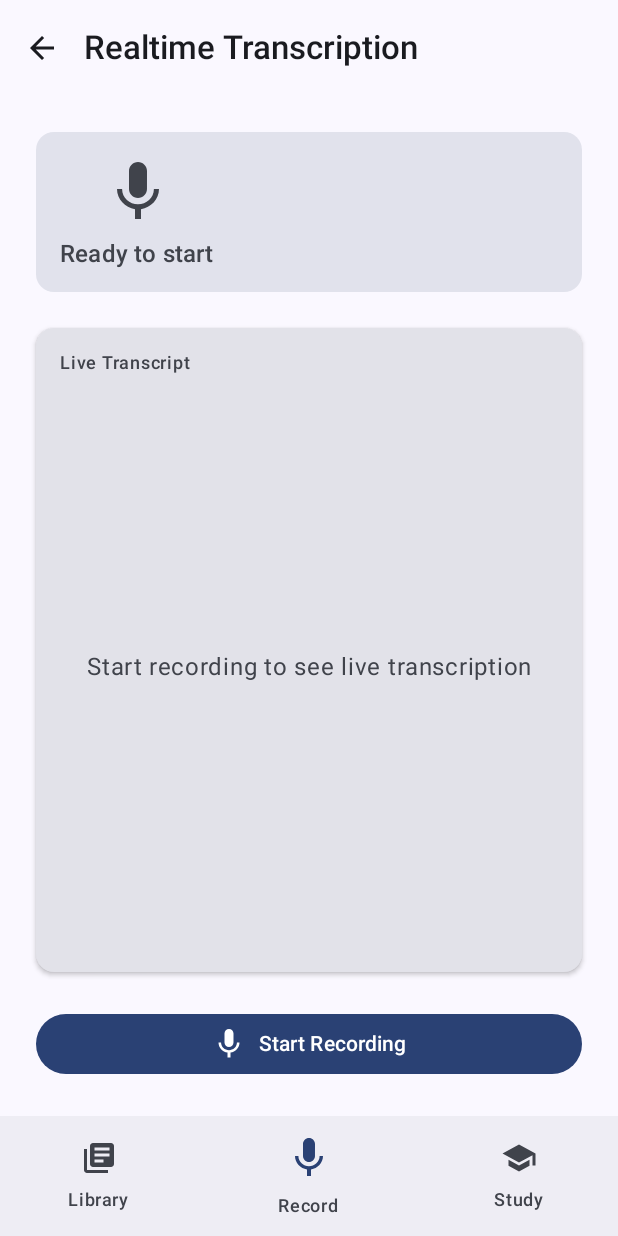
After one commit to BuiKent/SmartRecord, an Android app built with Jetpack Compose: the RealtimeTranscriptScreen screen opened through its navigation route, on a phone screen of 412 x 824 dp. The commit adds this screen. Run offline under Robolectric (Android 15) with nearby library versions, the phone set to English and light mode, and no system bars; our stand-ins replace Dagger/Hilt's generated code.

Commit message:
Fix build errors and warnings: Add RealtimeTranscriptScreen import, update RealtimeTranscriptUseCase API, fix migration parameter names, update deprecated Room method

```diff
--- /dev/null
+++ b/app/src/main/java/com/yourname/smartrecorder/domain/usecase/PauseRecordingUseCase.kt
@@ -0,0 +1,26 @@
+package com.yourname.smartrecorder.domain.usecase
+
+import com.yourname.smartrecorder.core.audio.AudioRecorder
+import com.yourname.smartrecorder.core.logging.AppLogger
+import com.yourname.smartrecorder.core.logging.AppLogger.TAG_USECASE
+import kotlinx.coroutines.Dispatchers
+import kotlinx.coroutines.withContext
+import javax.inject.Inject
+
+class PauseRecordingUseCase @Inject constructor(
+    private val audioRecorder: AudioRecorder
+) {
+    suspend operator fun invoke() = withContext(Dispatchers.IO) {
+        AppLogger.logUseCase(TAG_USECASE, "PauseRecordingUseCase", "Pausing", null)
+        audioRecorder.pause()
+    }
+}
+
+class ResumeRecordingUseCase @Inject constructor(
+    private val audioRecorder: AudioRecorder
+) {
+    suspend operator fun invoke() = withContext(Dispatchers.IO) {
+        AppLogger.logUseCase(TAG_USECASE, "ResumeRecordingUseCase", "Resuming", null)
+        audioRecorder.resume()
+    }
+}
--- a/app/src/main/java/com/yourname/smartrecorder/ui/SmartRecorderApp.kt
+++ b/app/src/main/java/com/yourname/smartrecorder/ui/SmartRecorderApp.kt
@@ -8,6 +8,7 @@ import androidx.activity.result.contract.ActivityResultContracts
 import androidx.compose.foundation.layout.padding
 import androidx.compose.material3.Scaffold
 import androidx.compose.runtime.Composable
+import android.widget.Toast
 import androidx.compose.runtime.LaunchedEffect
 import androidx.compose.runtime.collectAsState
 import androidx.compose.runtime.getValue
@@ -30,6 +31,7 @@ import com.yourname.smartrecorder.ui.navigation.AppRoutes
 import com.yourname.smartrecorder.ui.record.RecordViewModel
 import com.yourname.smartrecorder.ui.screens.LibraryScreen
 import com.yourname.smartrecorder.ui.screens.RecordScreen
+import com.yourname.smartrecorder.ui.screens.RealtimeTranscriptScreen
 import com.yourname.smartrecorder.ui.screens.StudyScreen
 import com.yourname.smartrecorder.ui.screens.TranscriptScreen
 import com.yourname.smartrecorder.ui.widgets.AppBottomBar
@@ -157,13 +159,20 @@ fun SmartRecorderApp() {
                         }
                     },
                     onRealtimeSttClick = {
-                        // TODO: Implement realtime STT screen
-                        // For now, show a message that this feature is coming soon
+                        navController.navigate(AppRoutes.REALTIME_TRANSCRIPT)
                     },
                     onBookmarkClick = {
                         viewModel.onBookmarkClick()
                     }
                 )
+
+                // Show toast when bookmark is added
+                LaunchedEffect(viewModel.bookmarkAdded.collectAsState().value) {
+                    if (viewModel.bookmarkAdded.value) {
+                        Toast.makeText(context, "Bookmark added", Toast.LENGTH_SHORT).show()
+                        viewModel.onBookmarkAddedHandled()
+                    }
+                }
             }
             composable(AppRoutes.LIBRARY) {
                 LibraryScreen(
@@ -190,6 +199,11 @@ fun SmartRecorderApp() {
                     onExportClick = { /* TODO: Export */ }
                 )
             }
+            composable(AppRoutes.REALTIME_TRANSCRIPT) {
+                RealtimeTranscriptScreen(
+                    onBackClick = { navController.popBackStack() }
+                )
+            }
         }
     }
 }
--- a/app/src/main/java/com/yourname/smartrecorder/ui/navigation/AppRoutes.kt
+++ b/app/src/main/java/com/yourname/smartrecorder/ui/navigation/AppRoutes.kt
@@ -5,6 +5,7 @@ object AppRoutes {
     const val LIBRARY = "library"
     const val STUDY = "study"
     const val TRANSCRIPT_DETAIL = "transcript_detail/{recordingId}"
+    const val REALTIME_TRANSCRIPT = "realtime_transcript"
 
     fun transcriptDetail(recordingId: String) = "transcript_detail/$recordingId"
 }
--- /dev/null
+++ b/app/src/main/java/com/yourname/smartrecorder/ui/screens/RealtimeTranscriptScreen.kt
@@ -0,0 +1,161 @@
+package com.yourname.smartrecorder.ui.screens
+
+import androidx.compose.foundation.layout.*
+import androidx.compose.material.icons.Icons
+import androidx.compose.material.icons.automirrored.filled.ArrowBack
+import androidx.compose.material.icons.filled.Mic
+import androidx.compose.material.icons.filled.Stop
+import androidx.compose.material3.*
+import androidx.compose.runtime.Composable
+import androidx.compose.runtime.collectAsState
+import androidx.compose.runtime.getValue
+import androidx.compose.ui.Alignment
+import androidx.compose.ui.Modifier
+import androidx.compose.ui.text.style.TextAlign
+import androidx.compose.ui.unit.dp
+import androidx.hilt.navigation.compose.hiltViewModel
+import com.yourname.smartrecorder.ui.realtime.RealtimeTranscriptViewModel
+
+@Composable
+fun RealtimeTranscriptScreen(
+    onBackClick: () -> Unit,
+    viewModel: RealtimeTranscriptViewModel = hiltViewModel()
+) {
+    val uiState by viewModel.uiState.collectAsState()
+
+    Scaffold(
+        topBar = {
+            TopAppBar(
+                title = { Text("Realtime Transcription") },
+                navigationIcon = {
+                    IconButton(onClick = onBackClick) {
+                        Icon(Icons.AutoMirrored.Filled.ArrowBack, contentDescription = "Back")
+                    }
+                }
+            )
+        }
+    ) { innerPadding ->
+        Column(
+            modifier = Modifier
+                .padding(innerPadding)
+                .fillMaxSize()
+                .padding(24.dp),
+            horizontalAlignment = Alignment.CenterHorizontally,
+            verticalArrangement = Arrangement.spacedBy(24.dp)
+        ) {
+            // Status indicator
+            Card(
+                modifier = Modifier.fillMaxWidth(),
+                colors = CardDefaults.cardColors(
+                    containerColor = if (uiState.isRecording)
+                        MaterialTheme.colorScheme.primaryContainer
+                    else
+                        MaterialTheme.colorScheme.surfaceVariant
+                )
+            ) {
+                Column(
+                    modifier = Modifier.padding(16.dp),
+                    horizontalAlignment = Alignment.CenterHorizontally
+                ) {
+                    Icon(
+                        imageVector = Icons.Default.Mic,
+                        contentDescription = null,
+                        modifier = Modifier.size(48.dp),
+                        tint = if (uiState.isRecording)
+                            MaterialTheme.colorScheme.primary
+                        else
+                            MaterialTheme.colorScheme.onSurfaceVariant
+                    )
+                    Spacer(modifier = Modifier.height(8.dp))
+                    Text(
+                        text = if (uiState.isRecording) "Recording & Transcribing..." else "Ready to start",
+                        style = MaterialTheme.typography.titleMedium
+                    )
+                }
+            }
+
+            // Transcript display
+            Card(
+                modifier = Modifier
+                    .fillMaxWidth()
+                    .weight(1f),
+                elevation = CardDefaults.cardElevation(defaultElevation = 2.dp)
+            ) {
+                Column(
+                    modifier = Modifier
+                        .fillMaxSize()
+                        .padding(16.dp)
+                ) {
+                    Text(
+                        text = "Live Transcript",
+                        style = MaterialTheme.typography.labelMedium,
+                        color = MaterialTheme.colorScheme.onSurfaceVariant
+                    )
+                    Spacer(modifier = Modifier.height(8.dp))
+
+                    if (uiState.transcriptText.isEmpty()) {
+                        Box(
+                            modifier = Modifier.fillMaxSize(),
+                            contentAlignment = Alignment.Center
+                        ) {
+                            Text(
+                                text = if (uiState.isRecording) {
+                                    "Listening... Speak now"
+                                } else {
+                                    "Start recording to see live transcription"
+                                },
+                                style = MaterialTheme.typography.bodyLarge,
+                                color = MaterialTheme.colorScheme.onSurfaceVariant,
+                                textAlign = TextAlign.Center
+                            )
+                        }
+                    } else {
+                        Text(
+                            text = uiState.transcriptText,
+                            style = MaterialTheme.typography.bodyLarge,
+                            modifier = Modifier.fillMaxSize()
+                        )
+                    }
+                }
+            }
+
+            // Control buttons
+            Row(
+                modifier = Modifier.fillMaxWidth(),
+                horizontalArrangement = Arrangement.spacedBy(12.dp)
+            ) {
+                if (uiState.isRecording) {
+                    Button(
+                        onClick = { viewModel.stopRecording() },
+                        modifier = Modifier.weight(1f),
+                        colors = ButtonDefaults.buttonColors(
+                            containerColor = MaterialTheme.colorScheme.error
+                        )
+                    ) {
+                        Icon(Icons.Default.Stop, contentDescription = null)
+                        Spacer(modifier = Modifier.width(8.dp))
+                        Text("Stop")
+                    }
+                } else {
+                    Button(
+                        onClick = { viewModel.startRecording() },
+                        modifier = Modifier.weight(1f)
+                    ) {
+                        Icon(Icons.Default.Mic, contentDescription = null)
+                        Spacer(modifier = Modifier.width(8.dp))
+                        Text("Start Recording")
+                    }
+                }
+            }
+
+            // Error message
+            uiState.error?.let { error ->
+                Text(
+                    text = error,
+                    color = MaterialTheme.colorScheme.error,
+                    style = MaterialTheme.typography.bodySmall
+                )
+            }
+        }
+    }
+}
```
Also changed, not shown: app/src/main/java/com/yourname/smartrecorder/data/local/db/SmartRecorderDatabaseMigration.kt (added, +81 -0 lines), app/src/main/java/com/yourname/smartrecorder/di/AppModule.kt (+9 -1 lines), app/src/main/java/com/yourname/smartrecorder/domain/usecase/ImportAudioFileUseCase.kt (+16 -1 lines), app/src/main/java/com/yourname/smartrecorder/domain/usecase/RealtimeTranscriptUseCase.kt (+71 -1 lines), app/src/main/java/com/yourname/smartrecorder/ui/realtime/RealtimeTranscriptViewModel.kt (added, +95 -0 lines), app/src/main/java/com/yourname/smartrecorder/ui/record/RecordViewModel.kt (+31 -5 lines), 1 other file.
